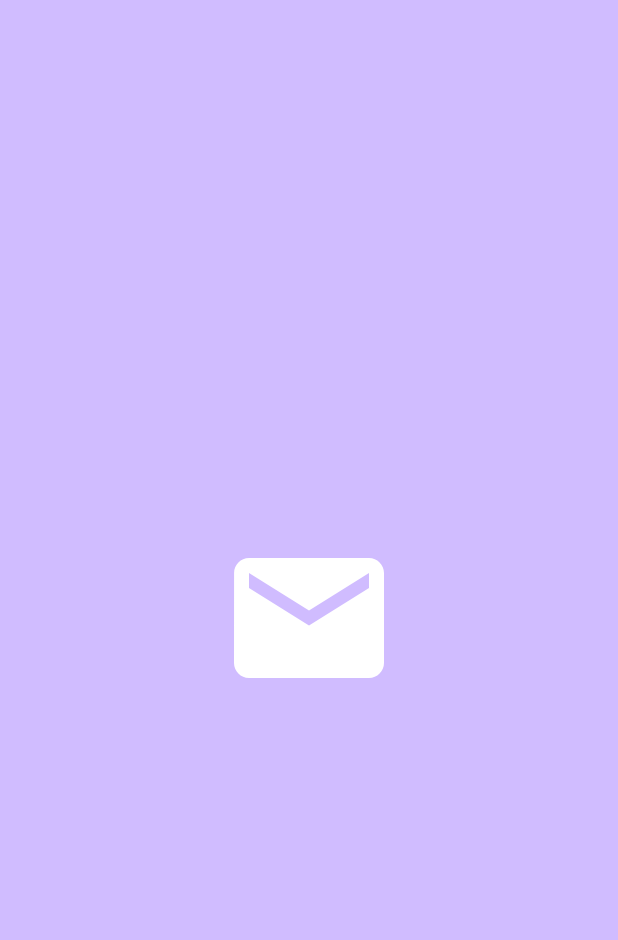
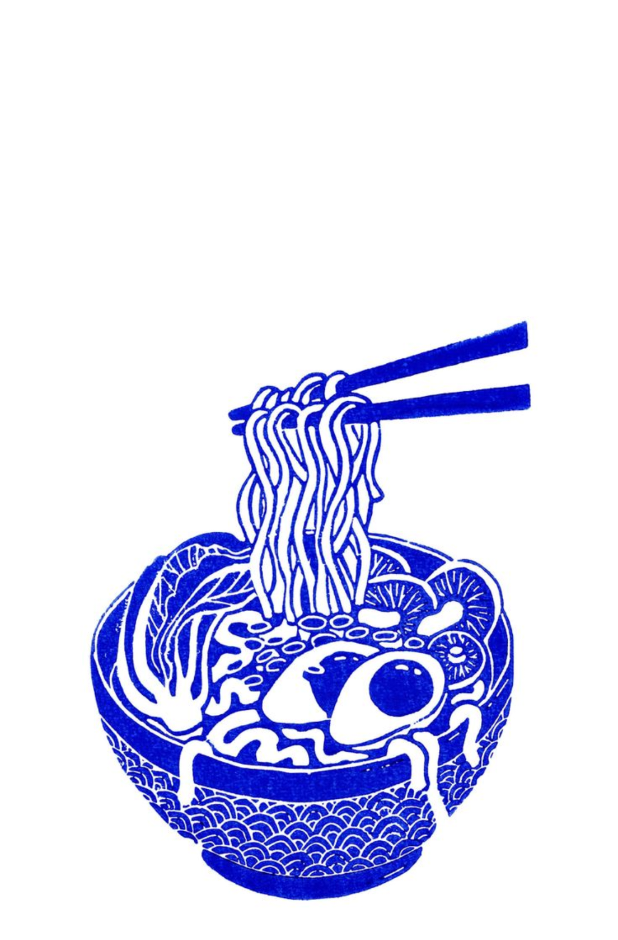
Before and after one commit to divanafisyah/MieYummy, an Android app built with Jetpack Compose: the @Preview function SplashScreenPreview, on a phone screen of 412 x 824 dp. Shown: the top 940 px of the screen. Run offline under Robolectric (Android 15) with nearby library versions, the phone set to English and light mode, and no system bars.

Commit message:
fixed SplashScreen

```diff
--- a/app/src/main/java/com/example/mieyummy/SplashScreen.kt
+++ b/app/src/main/java/com/example/mieyummy/SplashScreen.kt
@@ -3,35 +3,22 @@ package com.example.mieyummy
 import android.content.res.Configuration
 import androidx.compose.animation.core.animateFloatAsState
 import androidx.compose.animation.core.tween
-import androidx.compose.foundation.background
-import androidx.compose.foundation.isSystemInDarkTheme
-import androidx.compose.foundation.layout.Box
+import androidx.compose.foundation.Image
 import androidx.compose.foundation.layout.fillMaxSize
-import androidx.compose.foundation.layout.size
-import androidx.compose.material.icons.Icons
-import androidx.compose.material.icons.filled.Email
-import androidx.compose.material3.Icon
 import androidx.compose.runtime.Composable
 import androidx.compose.runtime.LaunchedEffect
 import androidx.compose.runtime.getValue
 import androidx.compose.runtime.mutableStateOf
 import androidx.compose.runtime.remember
 import androidx.compose.runtime.setValue
-import androidx.compose.ui.Alignment
 import androidx.compose.ui.Modifier
 import androidx.compose.ui.draw.alpha
-import androidx.compose.ui.graphics.Color
+import androidx.compose.ui.res.painterResource
 import androidx.compose.ui.tooling.preview.Preview
-import androidx.compose.ui.unit.dp
 import androidx.navigation.NavHostController
-import com.example.mieyummy.navigasi.DestinasiNavigasi
-import com.example.mieyummy.ui.theme.Purple80
+import com.example.mieyummy.halaman.DestinasiLanding
 import kotlinx.coroutines.delay
 
-object DestinasiSplash: DestinasiNavigasi {
-    override val route = "LANDING"
-    override val titleRes = R.string.app_name
-}
 @Composable
 fun SplashScreen(navController: NavHostController) {
     var startAnimation by remember { mutableStateOf(false) }
@@ -45,27 +32,18 @@ fun SplashScreen(navController: NavHostController) {
     LaunchedEffect(key1 = true) {
         startAnimation = true
         delay(4000)
+        navController.navigate(DestinasiLanding.route)
     }
     Splash(alpha = alphaAnim.value)
 }
 
 @Composable
 fun Splash(alpha: Float) {
-    Box(
-        modifier = Modifier
-            .background(if (isSystemInDarkTheme()) Color.Black else Purple80)
-            .fillMaxSize(),
-        contentAlignment = Alignment.Center
-    ) {
-        Icon(
-            modifier = Modifier
-                .size(120.dp)
+        Image(
+            modifier = Modifier.fillMaxSize()
                 .alpha(alpha = alpha),
-            imageVector = Icons.Default.Email,
-            contentDescription = "Logo Icon",
-            tint = Color.White
-        )
-    }
+            painter = painterResource(id = R.drawable.splash1), contentDescription = "")
+
 }
 
 @Composable
--- a/app/src/main/java/com/example/mieyummy/halaman/HalamanCreateMenu.kt
+++ b/app/src/main/java/com/example/mieyummy/halaman/HalamanCreateMenu.kt
@@ -21,6 +21,7 @@ import androidx.compose.ui.Modifier
 import androidx.compose.ui.input.nestedscroll.nestedScroll
 import androidx.compose.ui.res.dimensionResource
 import androidx.compose.ui.res.stringResource
+import androidx.compose.ui.tooling.preview.Preview
 import com.example.mieyummy.R
 import com.example.mieyummy.model.CreateViewModel
 import com.example.mieyummy.model.DetailMieYummy
@@ -28,6 +29,7 @@ import com.example.mieyummy.model.PenyediaViewModel
 import com.example.mieyummy.model.UIStateMieYummy
 import com.example.mieyummy.navigasi.DestinasiNavigasi
 import com.example.mieyummy.navigasi.MieTopAppBar
+import com.example.mieyummy.ui.theme.MieYummyTheme
 import kotlinx.coroutines.launch
 
 object DestinasiCreate: DestinasiNavigasi {
@@ -60,7 +62,7 @@ fun CreateMenuScreen(
             onSaveClick = {
                 coroutineScope.launch {
                     viewModel.saveMieYummy()
-                    navigateBack
+                    navigateBack()
                 }
             },
             modifier = Modifier
--- a/app/src/main/java/com/example/mieyummy/navigasi/PengelolaHalaman.kt
+++ b/app/src/main/java/com/example/mieyummy/navigasi/PengelolaHalaman.kt
@@ -17,7 +17,6 @@ import androidx.navigation.compose.NavHost
 import androidx.navigation.compose.composable
 import androidx.navigation.compose.rememberNavController
 import androidx.navigation.navArgument
-import com.example.mieyummy.DestinasiSplash
 import com.example.mieyummy.R
 import com.example.mieyummy.SplashScreen
 import com.example.mieyummy.halaman.CreateMenuScreen
@@ -69,10 +68,10 @@ fun HostNavigasi(
         modifier: Modifier = Modifier) {
     NavHost(
         navController = navController,
-        startDestination = DestinasiSplash.route,
+        startDestination = "SplashScreen",
         modifier = Modifier
     ) {
-        composable(DestinasiSplash.route){
+        composable("SplashScreen"){
             SplashScreen(navController = navController)
         }
         composable(DestinasiLanding.route){
```
Also changed, not shown: app/src/main/res/drawable/splash.jpeg (added), app/src/main/res/drawable/splash1.jpeg (added).
